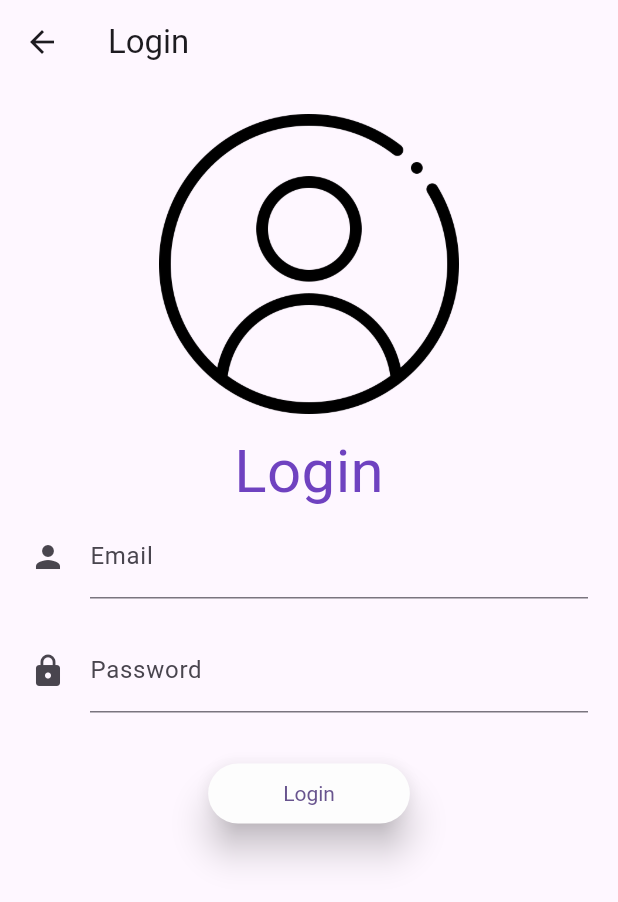
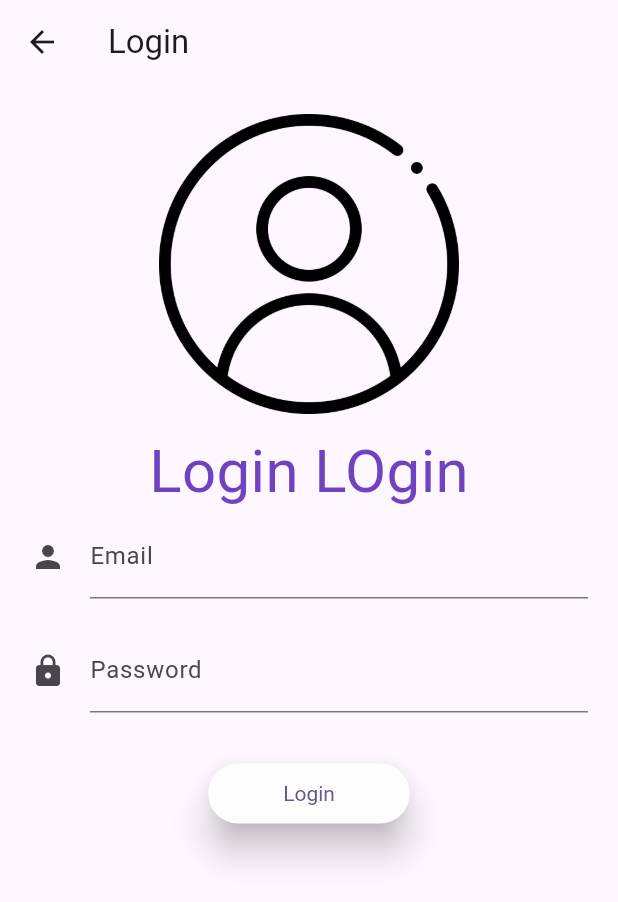
Before and after one commit to Sea1Salt/Emergence, a Flutter app: the LoginPage screen opened directly, on a phone screen of 412 x 824 dp. Shown: the top 902 px of the screen. Run offline on Flutter 3.47's test engine with Material 3 defaults, Android fonts, the light colour scheme and no system bars.

Commit message:
add login

```diff
--- a/project2b/lib/Screen/login.dart
+++ b/project2b/lib/Screen/login.dart
@@ -49,7 +49,7 @@ class _LoginFormState extends State<LoginForm> {
               ),
               const SizedBox(height: 10.0),
               const Text(
-                "Login",
+                "Login LOgin",
                 style: TextStyle(
                     fontSize: 40, color: Color.fromARGB(255, 111, 66, 192)),
               ),
```
